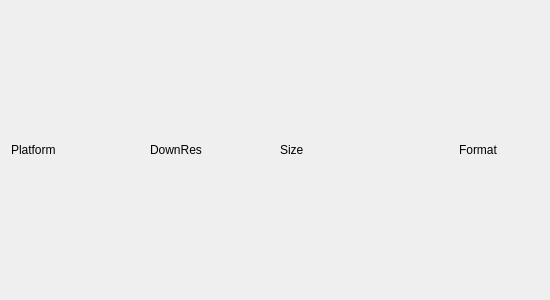
Qt form Gems/Atom/Asset/ImageProcessingAtom/Code/Source/Editor/ResolutionSettingWidget.ui (accesspointmg/org.o3de.repo.atom) before a commit.
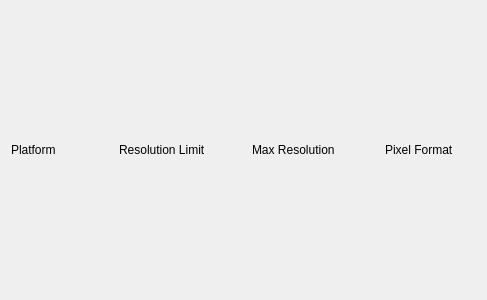
The same form after that commit.

Commit message: Texture Settings UI refactor and improvements. Layout is now side-by-side. Texture preview is 512x512. Broken resources are replaced with UI 2.0 SVGs. All the features are now available including mipmap visualization, auto and manual refresh, info display, and reset to defaults. Known issues and many unreported issues fixed. UI string improvements and tool tip text improvements and additions. Help button now links to forthcoming Texture Settings help topic instead of top level o3de.org/docs.

Patch:
```diff
--- a/Gems/Atom/Asset/ImageProcessingAtom/Code/Source/Editor/ResolutionSettingWidget.ui
+++ b/Gems/Atom/Asset/ImageProcessingAtom/Code/Source/Editor/ResolutionSettingWidget.ui
@@ -6,167 +6,55 @@
    <rect>
     <x>0</x>
     <y>0</y>
-    <width>550</width>
+          <width>465</width>
     <height>300</height>
    </rect>
   </property>
-  <property name="sizePolicy">
-   <sizepolicy hsizetype="Preferred" vsizetype="Minimum">
-    <horstretch>0</horstretch>
-    <verstretch>0</verstretch>
-   </sizepolicy>
-  </property>
-  <property name="baseSize">
-   <size>
-    <width>0</width>
-    <height>0</height>
-   </size>
-  </property>
-  <property name="windowTitle">
-   <string>Form</string>
-  </property>
-  <layout class="QVBoxLayout" name="verticalLayout">
-   <item>
     <layout class="QVBoxLayout" name="listLayout">
-     <property name="spacing">
+        <item>
+          <layout class="QGridLayout" name="gridLayout" columnminimumwidth="108,133,133,91">
+            <property name="horizontalSpacing">
       <number>0</number>
      </property>
-     <item>
-      <layout class="QHBoxLayout" name="horizontalLayout">
-       <property name="spacing">
+            <property name="verticalSpacing">
         <number>0</number>
        </property>
-       <property name="sizeConstraint">
-        <enum>QLayout::SetDefaultConstraint</enum>
-       </property>
-       <item>
-        <widget class="QLabel" name="label">
-         <property name="sizePolicy">
-          <sizepolicy hsizetype="Fixed" vsizetype="Preferred">
-           <horstretch>0</horstretch>
-           <verstretch>0</verstretch>
-          </sizepolicy>
-         </property>
-         <property name="minimumSize">
-          <size>
-           <width>60</width>
-           <height>0</height>
-          </size>
-         </property>
-         <property name="maximumSize">
-          <size>
-           <width>60</width>
-           <height>16777215</height>
-          </size>
-         </property>
-         <property name="baseSize">
-          <size>
-           <width>60</width>
-           <height>0</height>
-          </size>
-         </property>
+            <property name="leftMargin">
+                <number>0</number>
+            </property>
+            <property name="topMargin">
+                <number>0</number>
+            </property>
+            <property name="rightMargin">
+                <number>0</number>
+            </property>
+            <item row="0" column="0">
+              <widget class="QLabel" name="platformLabel">
          <property name="text">
           <string>Platform</string>
          </property>
         </widget>
        </item>
-       <item>
-        <spacer name="horizontalSpacer">
-         <property name="orientation">
-          <enum>Qt::Horizontal</enum>
-         </property>
-         <property name="sizeHint" stdset="0">
-          <size>
-           <width>40</width>
-           <height>20</height>
-          </size>
-         </property>
-        </spacer>
-       </item>
-       <item>
+            <item row="0" column="1">
         <widget class="QLabel" name="downResLabel">
-         <property name="sizePolicy">
-          <sizepolicy hsizetype="Fixed" vsizetype="Preferred">
-           <horstretch>0</horstretch>
-           <verstretch>0</verstretch>
-          </sizepolicy>
-         </property>
-         <property name="minimumSize">
-          <size>
-           <width>50</width>
-           <height>0</height>
-          </size>
-         </property>
          <property name="text">
-          <string>DownRes</string>
+                  <string>Resolution Limit</string>
          </property>
         </widget>
        </item>
-       <item>
-        <spacer name="horizontalSpacer_2">
-         <property name="orientation">
-          <enum>Qt::Horizontal</enum>
-         </property>
-         <property name="sizeHint" stdset="0">
-          <size>
-           <width>40</width>
-           <height>20</height>
-          </size>
-         </property>
-        </spacer>
-       </item>
-       <item>
-        <widget class="QLabel" name="label_3">
-         <property name="sizePolicy">
-          <sizepolicy hsizetype="Fixed" vsizetype="Preferred">
-           <horstretch>0</horstretch>
-           <verstretch>0</verstretch>
-          </sizepolicy>
-         </property>
-         <property name="minimumSize">
-          <size>
-           <width>100</width>
-           <height>0</height>
-          </size>
-         </property>
+            <item row="0" column="2">
+              <widget class="QLabel" name="resolutionLabel">
          <property name="text">
-          <string>Size</string>
+                  <string>Max Resolution</string>
          </property>
         </widget>
        </item>
-       <item>
-        <spacer name="horizontalSpacer_3">
-         <property name="orientation">
-          <enum>Qt::Horizontal</enum>
-         </property>
-         <property name="sizeHint" stdset="0">
-          <size>
-           <width>40</width>
-           <height>20</height>
-          </size>
-         </property>
-        </spacer>
-       </item>
-       <item>
-        <widget class="QLabel" name="label_4">
-         <property name="sizePolicy">
-          <sizepolicy hsizetype="Fixed" vsizetype="Preferred">
-           <horstretch>0</horstretch>
-           <verstretch>0</verstretch>
-          </sizepolicy>
-         </property>
-         <property name="minimumSize">
-          <size>
-           <width>80</width>
-           <height>0</height>
-          </size>
-         </property>
+            <item row="0" column="3">
+              <widget class="QLabel" name="formatLabel">
          <property name="text">
-          <string>Format</string>
-         </property>
-        </widget>
-       </item>
-      </layout>
+                  <string>Pixel Format</string>
+                </property>
+              </widget>
      </item>
     </layout>
    </item>
```
Lines whose indentation alone changed are shown as unchanged. The commit also changes 27 other files.
